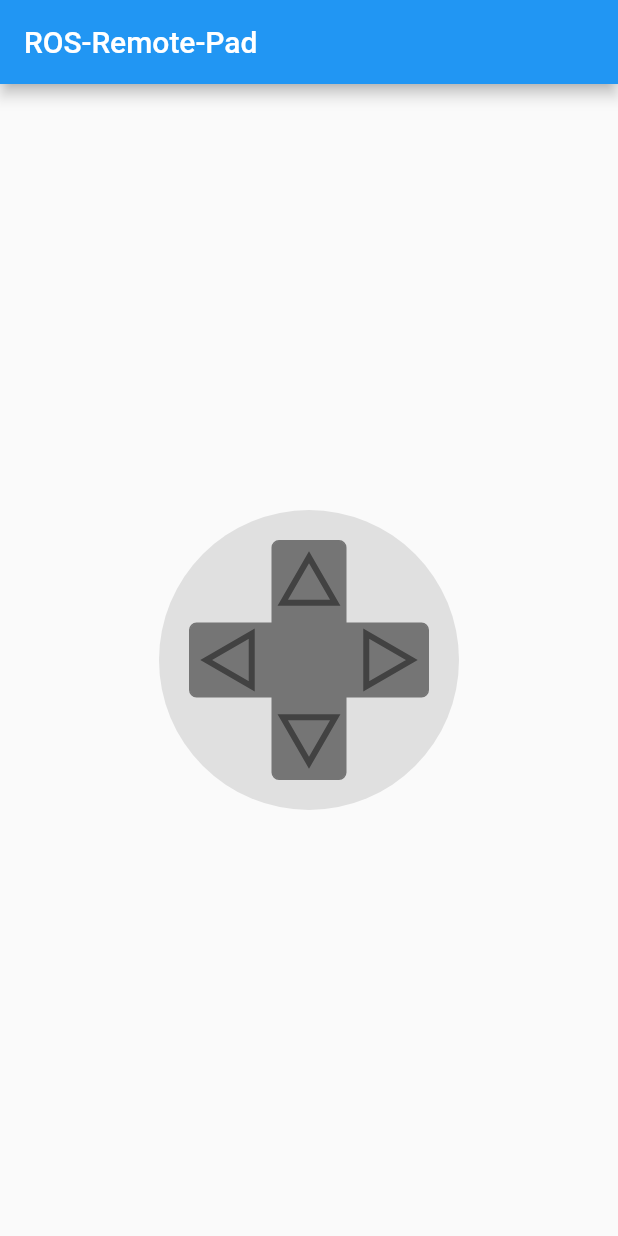
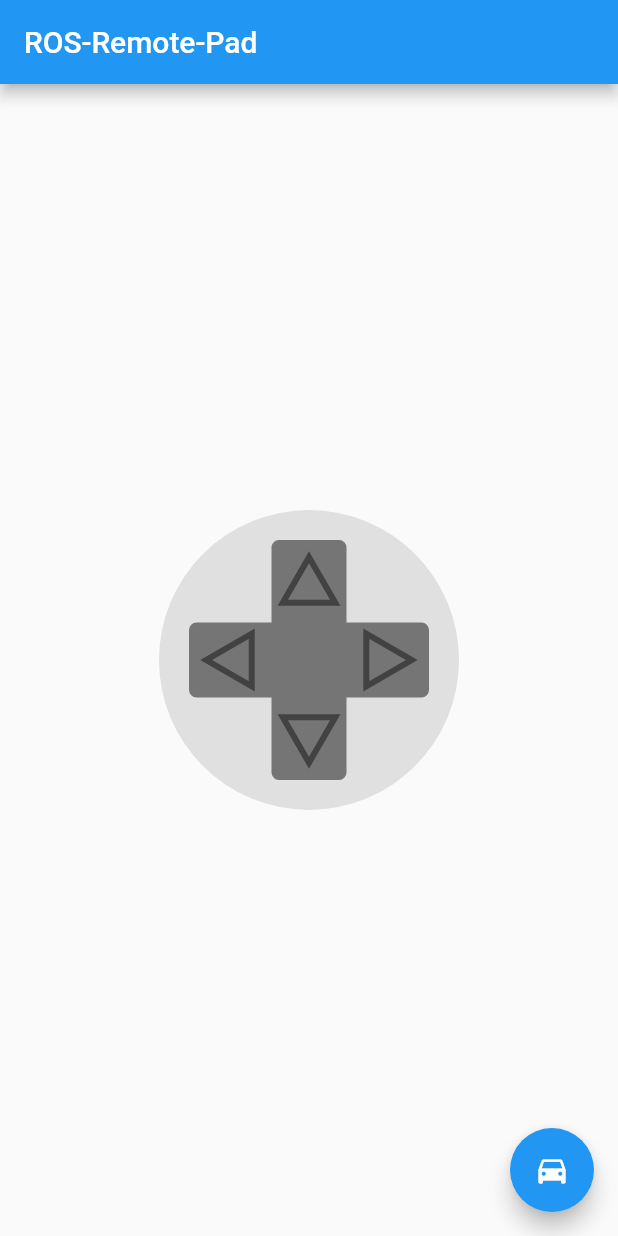
Before and after one commit to wbouhdif/ROS-RemoteControlApp, a Flutter app: the screen it shows after launch, on a phone screen of 412 x 824 dp. Run offline on Flutter 3.47's test engine with Material 2 defaults, Android fonts, the phone set to English and light mode, and no system bars; missing offline and left inert: roslibdart.

Commit message:
added button with publisher to activate and de-activate autonomous mode through a bool value

```diff
--- a/lib/main.dart
+++ b/lib/main.dart
@@ -31,13 +31,15 @@ class RoslibPSPad extends StatefulWidget {
 }
 
 class _RoslibPSPadState extends State<RoslibPSPad> {
-  String host = 'ws://192.168.2.6:9090';
+  String host = 'ws://192.168.2.5:9090';
   late Ros ros;
   late Topic cmdVelTopic;
+  late Topic autonomousTopic;
   double turnAngularVelocity = 1.5;
   double forwardVelocity = 0.2;
 
   bool isConnected = false;
+  bool isAutonomousMode = false;
 
   @override
   void initState() {
@@ -53,6 +55,22 @@ class _RoslibPSPadState extends State<RoslibPSPad> {
     ros.connect();
     super.initState();
     Timer.periodic(const Duration(milliseconds: 200), directionFired);
+
+    autonomousTopic = Topic(
+        ros: ros,
+        name: '/autonomous',
+        type: "std_msgs/msg/Bool",
+        reconnectOnClose: true,
+        queueLength: 10,
+        queueSize: 10);
+  }
+
+  void toggleAutonomousMode() {
+    setState(() {
+      isAutonomousMode = !isAutonomousMode;
+      var autonomyMessage = {"data": isAutonomousMode};
+      autonomousTopic.publish(autonomyMessage);
+    });
   }
 
 
@@ -122,6 +140,11 @@ class _RoslibPSPadState extends State<RoslibPSPad> {
           backwardCallback: backwardCallback,
         ),
       ),
+      floatingActionButton: FloatingActionButton(
+        onPressed: toggleAutonomousMode, // link button press to the handler
+        tooltip: isAutonomousMode ? 'Switch to Manual' : 'Switch to Autonomous',
+        child: Icon(isAutonomousMode ? Icons.autorenew : Icons.directions_car), // pre-defined icons
+      ),
     );
   }
 }
```
